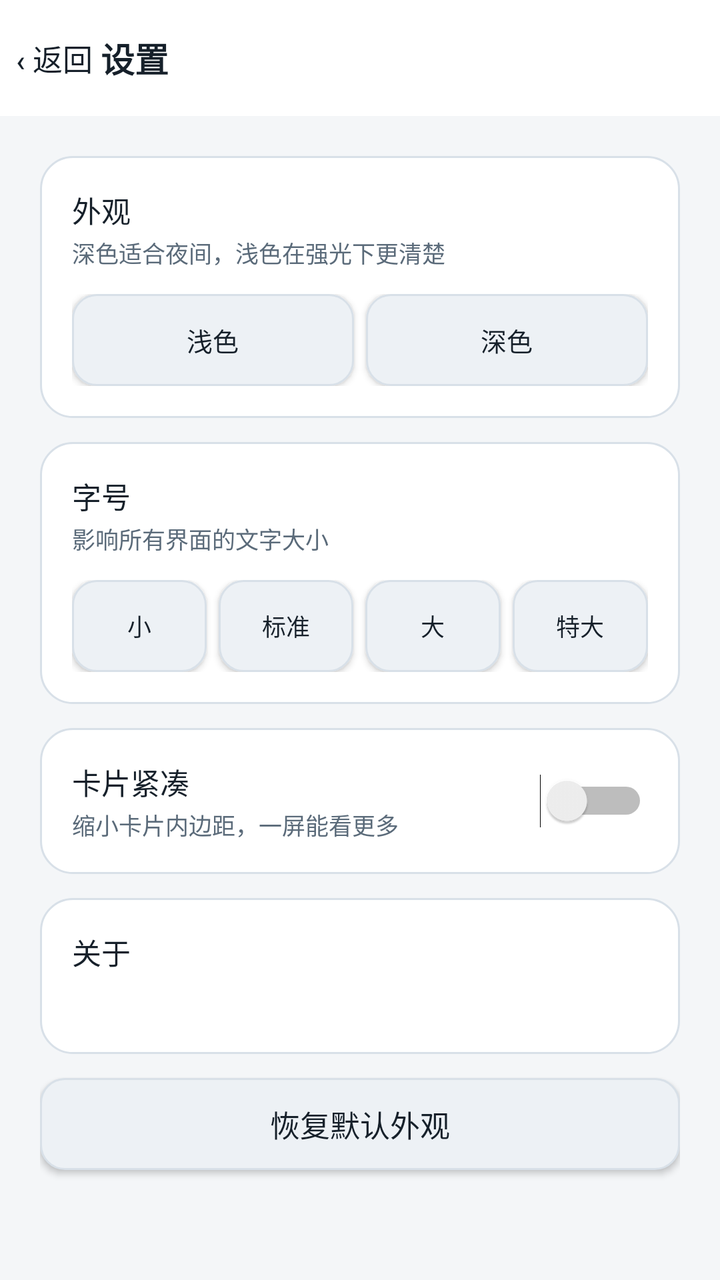
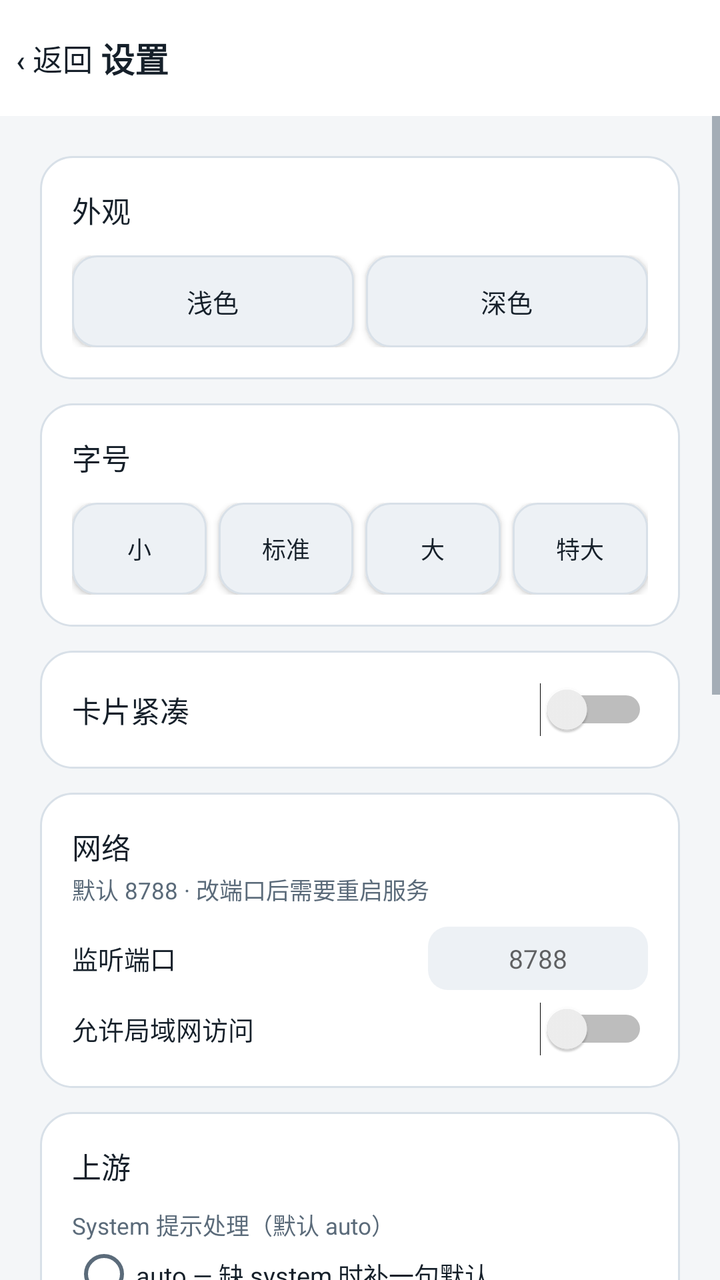

Screens rendered from an Android XML layout before and after an edit, with the pre-edit source and the edit as a unified diff.
<!-- AndroidManifest.xml: application theme Theme.WBProxy -->
<!-- res/layout/activity_settings.xml -->
<?xml version="1.0" encoding="utf-8"?>
<LinearLayout xmlns:android="http://schemas.android.com/apk/res/android"
    android:layout_width="match_parent"
    android:layout_height="match_parent"
    android:background="@color/bg"
    android:orientation="vertical">

    <LinearLayout
        android:layout_width="match_parent"
        android:layout_height="wrap_content"
        android:background="@color/card"
        android:gravity="center_vertical"
        android:orientation="horizontal"
        android:paddingStart="8dp"
        android:paddingTop="6dp"
        android:paddingEnd="16dp"
        android:paddingBottom="6dp">

        <Button
            android:id="@+id/btnBack"
            style="@style/BtnGhost"
            android:layout_width="wrap_content"
            android:layout_height="wrap_content"
            android:background="@android:color/transparent"
            android:minWidth="0dp"
            android:text="‹ 返回"
            android:textColor="@color/text" />

        <TextView
            android:layout_width="0dp"
            android:layout_height="wrap_content"
            android:layout_marginStart="4dp"
            android:layout_weight="1"
            android:text="设置"
            android:textColor="@color/text"
            android:textSize="17sp"
            android:textStyle="bold" />
    </LinearLayout>

    <ScrollView
        android:layout_width="match_parent"
        android:layout_height="0dp"
        android:layout_weight="1"
        android:fillViewport="true">

        <LinearLayout
            android:layout_width="match_parent"
            android:layout_height="wrap_content"
            android:orientation="vertical"
            android:padding="20dp">

            <LinearLayout
                style="@style/CardBox"
                android:layout_width="match_parent"
                android:layout_height="wrap_content"
                android:orientation="vertical">

                <TextView
                    android:layout_width="wrap_content"
                    android:layout_height="wrap_content"
                    android:text="外观"
                    android:textColor="@color/text"
                    android:textSize="14.5sp" />

                <TextView
                    android:layout_width="wrap_content"
                    android:layout_height="wrap_content"
                    android:layout_marginTop="2dp"
                    android:text="深色适合夜间，浅色在强光下更清楚"
                    android:textColor="@color/dim"
                    android:textSize="11.5sp" />

                <LinearLayout
                    android:layout_width="match_parent"
                    android:layout_height="wrap_content"
                    android:layout_marginTop="12dp"
                    android:orientation="horizontal">

                    <Button
                        android:id="@+id/themeLight"
                        style="@style/BtnGhost"
                        android:layout_width="0dp"
                        android:layout_height="wrap_content"
                        android:layout_weight="1"
                        android:minWidth="0dp"
                        android:text="浅色"
                        android:textSize="13sp" />

                    <Button
                        android:id="@+id/themeDark"
                        style="@style/BtnGhost"
                        android:layout_width="0dp"
                        android:layout_height="wrap_content"
                        android:layout_marginStart="6dp"
                        android:layout_weight="1"
                        android:minWidth="0dp"
                        android:text="深色"
                        android:textSize="13sp" />
                </LinearLayout>
            </LinearLayout>

            <LinearLayout
                style="@style/CardBox"
                android:layout_width="match_parent"
                android:layout_height="wrap_content"
                android:orientation="vertical">

                <TextView
                    android:layout_width="wrap_content"
                    android:layout_height="wrap_content"
                    android:text="字号"
                    android:textColor="@color/text"
                    android:textSize="14.5sp" />

                <TextView
                    android:layout_width="wrap_content"
                    android:layout_height="wrap_content"
                    android:layout_marginTop="2dp"
                    android:text="影响所有界面的文字大小"
                    android:textColor="@color/dim"
                    android:textSize="11.5sp" />

                <LinearLayout
                    android:id="@+id/fontGroup"
                    android:layout_width="match_parent"
                    android:layout_height="wrap_content"
                    android:layout_marginTop="12dp"
                    android:orientation="horizontal">

                    <Button
                        android:id="@+id/fontSmall"
                        style="@style/BtnGhost"
                        android:layout_width="0dp"
                        android:layout_height="wrap_content"
                        android:layout_weight="1"
                        android:minWidth="0dp"
                        android:text="小"
                        android:textSize="12sp" />

                    <Button
                        android:id="@+id/fontNormal"
                        style="@style/BtnGhost"
                        android:layout_width="0dp"
                        android:layout_height="wrap_content"
                        android:layout_marginStart="6dp"
                        android:layout_weight="1"
                        android:minWidth="0dp"
                        android:text="标准"
                        android:textSize="12sp" />

                    <Button
                        android:id="@+id/fontLarge"
                        style="@style/BtnGhost"
                        android:layout_width="0dp"
                        android:layout_height="wrap_content"
                        android:layout_marginStart="6dp"
                        android:layout_weight="1"
                        android:minWidth="0dp"
                        android:text="大"
                        android:textSize="12sp" />

                    <Button
                        android:id="@+id/fontXLarge"
                        style="@style/BtnGhost"
                        android:layout_width="0dp"
                        android:layout_height="wrap_content"
                        android:layout_marginStart="6dp"
                        android:layout_weight="1"
                        android:minWidth="0dp"
                        android:text="特大"
                        android:textSize="12sp" />
                </LinearLayout>
            </LinearLayout>

            <LinearLayout
                style="@style/CardBox"
                android:layout_width="match_parent"
                android:layout_height="wrap_content"
                android:orientation="vertical">

                <LinearLayout
                    android:layout_width="match_parent"
                    android:layout_height="wrap_content"
                    android:gravity="center_vertical"
                    android:orientation="horizontal">

                    <LinearLayout
                        android:layout_width="0dp"
                        android:layout_height="wrap_content"
                        android:layout_weight="1"
                        android:orientation="vertical">

                        <TextView
                            android:layout_width="wrap_content"
                            android:layout_height="wrap_content"
                            android:text="卡片紧凑"
                            android:textColor="@color/text"
                            android:textSize="14.5sp" />

                        <TextView
                            android:layout_width="wrap_content"
                            android:layout_height="wrap_content"
                            android:layout_marginTop="2dp"
                            android:text="缩小卡片内边距，一屏能看更多"
                            android:textColor="@color/dim"
                            android:textSize="11.5sp" />
                    </LinearLayout>

                    <Switch
                        android:id="@+id/swCompact"
                        android:layout_width="wrap_content"
                        android:layout_height="wrap_content" />
                </LinearLayout>
            </LinearLayout>

            <LinearLayout
                style="@style/CardBox"
                android:layout_width="match_parent"
                android:layout_height="wrap_content"
                android:orientation="vertical">

                <TextView
                    android:layout_width="wrap_content"
                    android:layout_height="wrap_content"
                    android:text="关于"
                    android:textColor="@color/text"
                    android:textSize="14.5sp" />

                <TextView
                    android:id="@+id/aboutText"
                    android:layout_width="match_parent"
                    android:layout_height="wrap_content"
                    android:layout_marginTop="8dp"
                    android:lineSpacingExtra="3dp"
                    android:textColor="@color/dim"
                    android:textSize="12sp" />
            </LinearLayout>

            <Button
                android:id="@+id/btnResetAppearance"
                style="@style/BtnGhost"
                android:layout_width="match_parent"
                android:layout_height="wrap_content"
                android:text="恢复默认外观" />
        </LinearLayout>
    </ScrollView>
</LinearLayout>
<!-- resources referenced by this layout -->
<resources>
  <color name="bg">#F4F6F8</color>
  <color name="card">#FFFFFF</color>
  <color name="dim">#5B6B7A</color>
  <color name="text">#16202A</color>
  <style name="BtnGhost" parent="@android:style/Widget.Material.Button">
          <item name="android:background">@drawable/bg_btn_ghost</item>
          <item name="android:textColor">@color/text</item>
          <item name="android:textAllCaps">false</item>
          <item name="android:textSize">15sp</item>
          <item name="android:minHeight">46dp</item>
      </style>
  <style name="CardBox">
          <item name="android:background">@drawable/bg_card</item>
          <item name="android:padding">16dp</item>
          <item name="android:layout_marginBottom">12dp</item>
      </style>
  <style name="Theme.WBProxy" parent="@android:style/Theme.Material.Light.NoActionBar">
          <item name="android:colorPrimary">@color/brand</item>
          <item name="android:colorAccent">@color/brand</item>
          <item name="android:statusBarColor">@color/bg</item>
          <item name="android:navigationBarColor">@color/bg</item>
          <item name="android:windowBackground">@color/bg</item>
          <item name="android:textColorPrimary">@color/text</item>
          <item name="android:textColorSecondary">@color/dim</item>
      </style>
  <!-- drawable bg_btn_ghost (drawable) -->
  <?xml version="1.0" encoding="utf-8"?>
  <shape xmlns:android="http://schemas.android.com/apk/res/android" android:shape="rectangle">
      <solid android:color="@color/card2" />
      <corners android:radius="12dp" />
      <stroke android:width="1dp" android:color="@color/line" />
  </shape>
  <!-- drawable bg_card (drawable) -->
  <?xml version="1.0" encoding="utf-8"?>
  <shape xmlns:android="http://schemas.android.com/apk/res/android" android:shape="rectangle">
      <solid android:color="@color/card" />
      <corners android:radius="16dp" />
      <stroke android:width="1dp" android:color="@color/line" />
  </shape>
  <color name="brand">#0A8F69</color>
  <color name="card2">#EDF1F5</color>
  <color name="line">#D8E0E8</color>
</resources>

<!-- the commit's change to res/layout/activity_settings.xml (unified diff, before → after) -->
@@ -62,14 +62,6 @@
                     android:textColor="@color/text"
                     android:textSize="14.5sp" />
 
-                <TextView
-                    android:layout_width="wrap_content"
-                    android:layout_height="wrap_content"
-                    android:layout_marginTop="2dp"
-                    android:text="深色适合夜间，浅色在强光下更清楚"
-                    android:textColor="@color/dim"
-                    android:textSize="11.5sp" />
-
                 <LinearLayout
                     android:layout_width="match_parent"
                     android:layout_height="wrap_content"
@@ -111,14 +103,6 @@
                     android:text="字号"
                     android:textColor="@color/text"
                     android:textSize="14.5sp" />
-
-                <TextView
-                    android:layout_width="wrap_content"
-                    android:layout_height="wrap_content"
-                    android:layout_marginTop="2dp"
-                    android:text="影响所有界面的文字大小"
-                    android:textColor="@color/dim"
-                    android:textSize="11.5sp" />
 
                 <LinearLayout
                     android:id="@+id/fontGroup"
@@ -197,13 +181,6 @@
                             android:textColor="@color/text"
                             android:textSize="14.5sp" />
 
-                        <TextView
-                            android:layout_width="wrap_content"
-                            android:layout_height="wrap_content"
-                            android:layout_marginTop="2dp"
-                            android:text="缩小卡片内边距，一屏能看更多"
-                            android:textColor="@color/dim"
-                            android:textSize="11.5sp" />
                     </LinearLayout>
 
                     <Switch
@@ -211,6 +188,284 @@
                         android:layout_width="wrap_content"
                         android:layout_height="wrap_content" />
                 </LinearLayout>
+            </LinearLayout>
+
+            
+            <LinearLayout
+                style="@style/CardBox"
+                android:layout_width="match_parent"
+                android:layout_height="wrap_content"
+                android:orientation="vertical">
+
+                <TextView
+                    android:layout_width="wrap_content"
+                    android:layout_height="wrap_content"
+                    android:text="网络"
+                    android:textColor="@color/text"
+                    android:textSize="14.5sp" />
+
+                <TextView
+                    android:layout_width="wrap_content"
+                    android:layout_height="wrap_content"
+                    android:layout_marginTop="2dp"
+                    android:text="默认 8788 · 改端口后需要重启服务"
+                    android:textColor="@color/dim"
+                    android:textSize="11.5sp" />
+
+                <LinearLayout
+                    android:layout_width="match_parent"
+                    android:layout_height="wrap_content"
+                    android:layout_marginTop="10dp"
+                    android:gravity="center_vertical"
+                    android:orientation="horizontal">
+
+                    <TextView
+                        android:layout_width="0dp"
+                        android:layout_height="wrap_content"
+                        android:layout_weight="1"
+                        android:text="监听端口"
+                        android:textColor="@color/text"
+                        android:textSize="13sp" />
+
+                    <EditText
+                        android:id="@+id/setPort"
+                        android:hint="8788"
+                        android:layout_width="110dp"
+                        android:layout_height="wrap_content"
+                        android:background="@drawable/bg_chip"
+                        android:gravity="center"
+                        android:inputType="number"
+                        android:maxLength="5"
+                        android:paddingStart="8dp"
+                        android:paddingTop="7dp"
+                        android:paddingEnd="8dp"
+                        android:paddingBottom="7dp"
+                        android:textColor="@color/text"
+                        android:textSize="13sp" />
+                </LinearLayout>
+
+                <LinearLayout
+                    android:layout_width="match_parent"
+                    android:layout_height="wrap_content"
+                    android:layout_marginTop="6dp"
+                    android:gravity="center_vertical"
+                    android:orientation="horizontal">
+
+                    <TextView
+                        android:layout_width="0dp"
+                        android:layout_height="wrap_content"
+                        android:layout_weight="1"
+                        android:text="允许局域网访问"
+                        android:textColor="@color/text"
+                        android:textSize="13sp" />
+
+                    <Switch
+                        android:id="@+id/setLan"
+                        android:layout_width="wrap_content"
+                        android:layout_height="wrap_content" />
+                </LinearLayout>
+            </LinearLayout>
+
+            
+            <LinearLayout
+                style="@style/CardBox"
+                android:layout_width="match_parent"
+                android:layout_height="wrap_content"
+                android:orientation="vertical">
+
+                <TextView
+                    android:layout_width="wrap_content"
+                    android:layout_height="wrap_content"
+                    android:text="上游"
+                    android:textColor="@color/text"
+                    android:textSize="14.5sp" />
+
+                <TextView
+                    android:layout_width="wrap_content"
+                    android:layout_height="wrap_content"
+                    android:layout_marginTop="10dp"
+                    android:text="System 提示处理（默认 auto）"
+                    android:textColor="@color/dim"
+                    android:textSize="11.5sp" />
+
+                <RadioGroup
+                    android:id="@+id/setPromptGroup"
+                    android:layout_width="match_parent"
+                    android:layout_height="wrap_content"
+                    android:orientation="vertical">
+
+                    <RadioButton
+                        android:id="@+id/setPromptAuto"
+                        android:layout_width="match_parent"
+                        android:layout_height="wrap_content"
+                        android:text="auto — 缺 system 时补一句默认"
+                        android:textColor="@color/text"
+                        android:textSize="12.5sp" />
+
+                    <RadioButton
+                        android:id="@+id/setPromptKeep"
+                        android:layout_width="match_parent"
+                        android:layout_height="wrap_content"
+                        android:text="keep — 原样透传"
+                        android:textColor="@color/text"
+                        android:textSize="12.5sp" />
+
+                    <RadioButton
+                        android:id="@+id/setPromptReplace"
+                        android:layout_width="match_parent"
+                        android:layout_height="wrap_content"
+                        android:text="replace — 统一覆盖"
+                        android:textColor="@color/text"
+                        android:textSize="12.5sp" />
+                </RadioGroup>
+
+                <TextView
+                    android:layout_width="wrap_content"
+                    android:layout_height="wrap_content"
+                    android:layout_marginTop="10dp"
+                    android:text="国内版对话入口（默认 copilot.tencent.com）"
+                    android:textColor="@color/dim"
+                    android:textSize="11.5sp" />
+
+                <RadioGroup
+                    android:id="@+id/setCnGroup"
+                    android:layout_width="match_parent"
+                    android:layout_height="wrap_content"
+                    android:orientation="vertical">
+
+                    <RadioButton
+                        android:id="@+id/setCnPrimary"
+                        android:layout_width="match_parent"
+                        android:layout_height="wrap_content"
+                        android:text="copilot.tencent.com（国内）"
+                        android:textColor="@color/text"
+                        android:textSize="12.5sp" />
+
+                    <RadioButton
+                        android:id="@+id/setCnAlt"
+                        android:layout_width="match_parent"
+                        android:layout_height="wrap_content"
+                        android:text="www.workbuddy.cn（海外可用）"
+                        android:textColor="@color/text"
+                        android:textSize="12.5sp" />
+                </RadioGroup>
+
+                <TextView
+                    android:layout_width="wrap_content"
+                    android:layout_height="wrap_content"
+                    android:layout_marginTop="10dp"
+                    android:text="国际版上游基址（默认 https://www.workbuddy.ai）"
+                    android:textColor="@color/dim"
+                    android:textSize="11.5sp" />
+
+                <EditText
+                    android:id="@+id/setIntlBase"
+                    android:layout_width="match_parent"
+                    android:layout_height="wrap_content"
+                    android:layout_marginTop="4dp"
+                    android:background="@drawable/bg_chip"
+                    android:hint="https://www.workbuddy.ai"
+                    android:inputType="textUri"
+                    android:maxLines="1"
+                    android:paddingStart="10dp"
+                    android:paddingTop="8dp"
+                    android:paddingEnd="10dp"
+                    android:paddingBottom="8dp"
+                    android:textColor="@color/text"
+                    android:textSize="12sp" />
+
+                <LinearLayout
+                    android:layout_width="match_parent"
+                    android:layout_height="wrap_content"
+                    android:layout_marginTop="10dp"
+                    android:gravity="center_vertical"
+                    android:orientation="horizontal">
+
+                    <TextView
+                        android:layout_width="0dp"
+                        android:layout_height="wrap_content"
+                        android:layout_weight="1"
+                        android:text="读超时（秒，默认 300）"
+                        android:textColor="@color/text"
+                        android:textSize="13sp" />
+
+                    <EditText
+                        android:id="@+id/setTimeout"
+                        android:hint="300"
+                        android:layout_width="90dp"
+                        android:layout_height="wrap_content"
+                        android:background="@drawable/bg_chip"
+                        android:gravity="center"
+                        android:inputType="number"
+                        android:maxLength="4"
+                        android:paddingStart="8dp"
+                        android:paddingTop="7dp"
+                        android:paddingEnd="8dp"
+                        android:paddingBottom="7dp"
+                        android:textColor="@color/text"
+                        android:textSize="13sp" />
+                </LinearLayout>
+
+                <LinearLayout
+                    android:layout_width="match_parent"
+                    android:layout_height="wrap_content"
+                    android:layout_marginTop="6dp"
+                    android:gravity="center_vertical"
+                    android:orientation="horizontal">
+
+                    <TextView
+                        android:layout_width="0dp"
+                        android:layout_height="wrap_content"
+                        android:layout_weight="1"
+                        android:text="失败换号次数（默认 2）"
+                        android:textColor="@color/text"
+                        android:textSize="13sp" />
+
+                    <EditText
+                        android:id="@+id/setRetries"
+                        android:hint="2"
+                        android:layout_width="90dp"
+                        android:layout_height="wrap_content"
+                        android:background="@drawable/bg_chip"
+                        android:gravity="center"
+                        android:inputType="number"
+                        android:maxLength="1"
+                        android:paddingStart="8dp"
+                        android:paddingTop="7dp"
+                        android:paddingEnd="8dp"
+                        android:paddingBottom="7dp"
+                        android:textColor="@color/text"
+                        android:textSize="13sp" />
+                </LinearLayout>
+
+                <LinearLayout
+                    android:layout_width="match_parent"
+                    android:layout_height="wrap_content"
+                    android:layout_marginTop="6dp"
+                    android:gravity="center_vertical"
+                    android:orientation="horizontal">
+
+                    <TextView
+                        android:layout_width="0dp"
+                        android:layout_height="wrap_content"
+                        android:layout_weight="1"
+                        android:text="清理空 delta 字段"
+                        android:textColor="@color/text"
+                        android:textSize="13sp" />
+
+                    <Switch
+                        android:id="@+id/setClean"
+                        android:layout_width="wrap_content"
+                        android:layout_height="wrap_content" />
+                </LinearLayout>
+
+                <Button
+                    android:id="@+id/btnSaveAdvanced"
+                    style="@style/BtnPrimary"
+                    android:layout_width="match_parent"
+                    android:layout_height="wrap_content"
+                    android:layout_marginTop="14dp"
+                    android:text="保存网络与上游设置" />
             </LinearLayout>
 
             <LinearLayout
<!-- resource entries referenced after the edit -->
@@ -4,9 +4,22 @@
   <color name="card">#FFFFFF</color>
   <color name="dim">#5B6B7A</color>
   <color name="text">#16202A</color>
+  <!-- drawable bg_chip (drawable) -->
+  <?xml version="1.0" encoding="utf-8"?>
+  <shape xmlns:android="http://schemas.android.com/apk/res/android" android:shape="rectangle">
+      <solid android:color="@color/card2" />
+      <corners android:radius="10dp" />
+  </shape>
   <style name="BtnGhost" parent="@android:style/Widget.Material.Button">
           <item name="android:background">@drawable/bg_btn_ghost</item>
           <item name="android:textColor">@color/text</item>
+          <item name="android:textAllCaps">false</item>
+          <item name="android:textSize">15sp</item>
+          <item name="android:minHeight">46dp</item>
+      </style>
+  <style name="BtnPrimary" parent="@android:style/Widget.Material.Button">
+          <item name="android:background">@drawable/bg_btn_primary</item>
+          <item name="android:textColor">@color/on_brand</item>
           <item name="android:textAllCaps">false</item>
           <item name="android:textSize">15sp</item>
           <item name="android:minHeight">46dp</item>
@@ -32,6 +45,13 @@
       <corners android:radius="12dp" />
       <stroke android:width="1dp" android:color="@color/line" />
   </shape>
+  <!-- drawable bg_btn_primary (drawable) -->
+  <?xml version="1.0" encoding="utf-8"?>
+  <shape xmlns:android="http://schemas.android.com/apk/res/android" android:shape="rectangle">
+      <solid android:color="@color/brand" />
+      <corners android:radius="12dp" />
+  </shape>
+  <color name="on_brand">#04211A</color>
   <!-- drawable bg_card (drawable) -->
   <?xml version="1.0" encoding="utf-8"?>
   <shape xmlns:android="http://schemas.android.com/apk/res/android" android:shape="rectangle">
